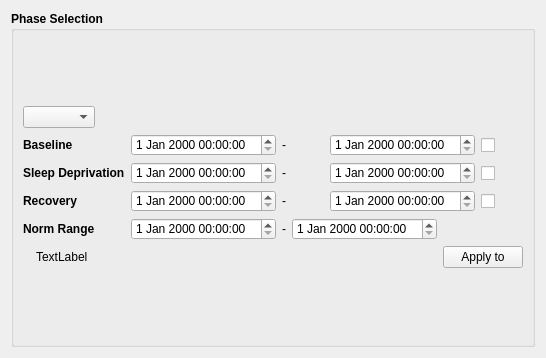
This is dialogsAndWidget/analysisDlg/widgetSleepRecordingPhase.ui in MFalappa/Molabeach3 as Qt 5 draws it before an edit. The edited form follows.
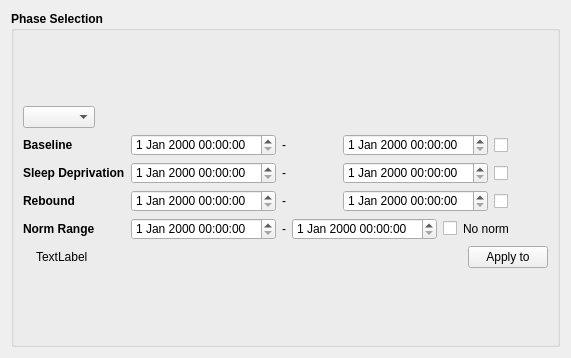
This is the edited form.

Commit message: added sleep time course, delta robound, sleep cylces analysis. Implemented also emg normalize, but it has to be tested and moved in to integrative analysis

What changed in the file:
```diff
--- a/dialogsAndWidget/analysisDlg/widgetSleepRecordingPhase.ui
+++ b/dialogsAndWidget/analysisDlg/widgetSleepRecordingPhase.ui
@@ -6,7 +6,7 @@
    <rect>
     <x>0</x>
     <y>0</y>
-    <width>546</width>
+    <width>571</width>
     <height>358</height>
    </rect>
   </property>
@@ -93,7 +93,7 @@
                </font>
               </property>
               <property name="text">
-               <string>Recovery</string>
+               <string>Rebound</string>
               </property>
              </widget>
             </item>
@@ -243,6 +243,13 @@
               <item>
                <widget class="QDateTimeEdit" name="dateTimeEdit_norm1"/>
               </item>
+              <item>
+               <widget class="QCheckBox" name="checkBox_noNorm">
+                <property name="text">
+                 <string>No norm</string>
+                </property>
+               </widget>
+              </item>
               <item>
                <spacer name="horizontalSpacer_3">
                 <property name="orientation">
```
The commit also changes 12 other files.
